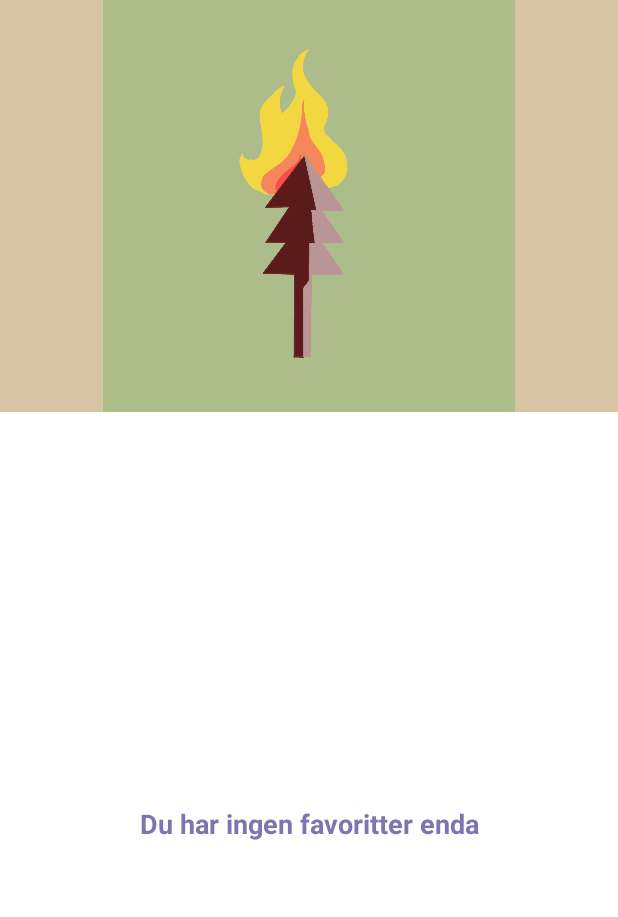
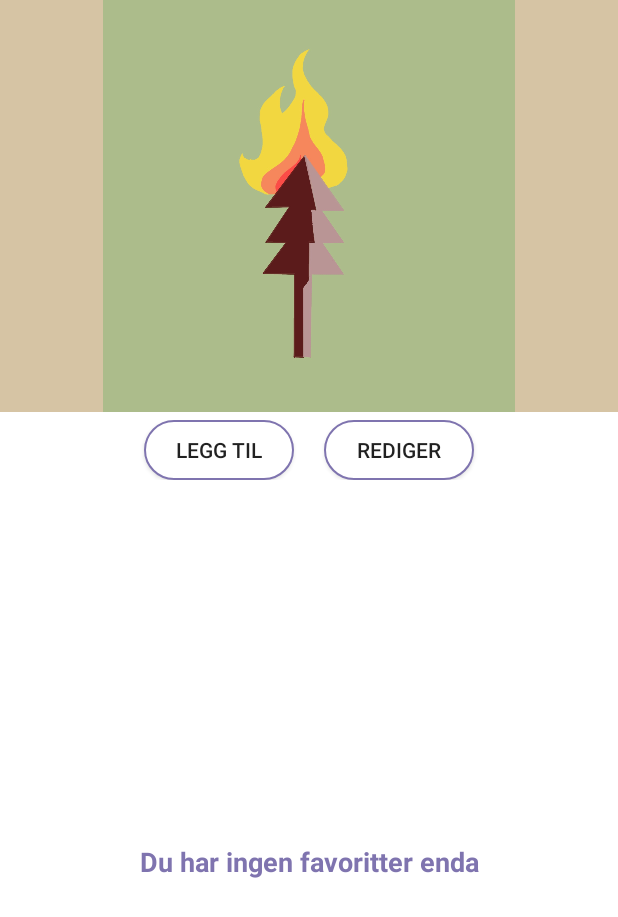
Before and after one commit to AlaaSami-ux/Brannvett, an Android app: the fragment FavoritesFragment shown on its own in the app's theme, on a phone screen of 412 x 824 dp. Shown: the top 917 px of the screen. Run offline under Robolectric (Android 15) with nearby library versions, the phone set to English and light mode, and no system bars.

Commit message:
Fikset kræsjen som Ding fant løsning på. Yey Ding! fikset en del med favoritter-siden, noen knapper som enda ikke har noen funksjon, men de er plassert der og finnes osv

```diff
--- a/app/src/main/res/drawable/roundedbtn.xml
+++ b/app/src/main/res/drawable/roundedbtn.xml
@@ -10,8 +10,8 @@
     </stroke>
     <solid android:color="#FFFFFF"/> <!-- this one is ths color of the Rounded Button -->
     <corners
-        android:bottomRightRadius="10dp"
-        android:bottomLeftRadius="10dp"
-        android:topLeftRadius="10dp"
-        android:topRightRadius="10dp"/>
+        android:bottomRightRadius="20dp"
+        android:bottomLeftRadius="20dp"
+        android:topLeftRadius="20dp"
+        android:topRightRadius="20dp"/>
 </shape>
--- a/app/src/main/res/layout/element.xml
+++ b/app/src/main/res/layout/element.xml
@@ -10,7 +10,6 @@
         android:id="@+id/cardView"
         android:layout_width="match_parent"
         android:layout_height="100dp"
-        android:layout_gravity="center"
         app:cardElevation="4dp"
         app:cardUseCompatPadding="true"
         android:layout_centerInParent="true">
@@ -18,6 +17,7 @@
         <LinearLayout
             android:layout_width="match_parent"
             android:layout_height="wrap_content"
+            android:layout_gravity="center"
             android:orientation="horizontal"
             android:weightSum="5">
 
--- a/app/src/main/res/layout/fragment_favorites.xml
+++ b/app/src/main/res/layout/fragment_favorites.xml
@@ -18,11 +18,12 @@
             android:layout_height="0dp"
             android:layout_weight="2"
             android:orientation="vertical">
+
             <ImageView
                 android:id="@+id/imageView"
-                android:layout_weight="2"
                 android:layout_width="match_parent"
                 android:layout_height="0dp"
+                android:layout_weight="2"
                 android:background="#FFFFFF"
                 android:backgroundTint="#D6C4A4"
                 app:srcCompat="@drawable/hot_blond_lady_" />
@@ -34,15 +35,39 @@
             android:layout_weight="4"
             android:orientation="vertical">
 
+            <LinearLayout
+                android:layout_width="match_parent"
+                android:layout_height="40dp"
+                android:gravity="center"
+                android:layout_marginBottom="5dp"
+                android:layout_marginTop="5dp"
+                android:orientation="horizontal">
+                <Button
+                    android:layout_width="100dp"
+                    android:layout_height="wrap_content"
+                    android:background="@drawable/roundedbtn"
+                    android:layout_gravity="center_vertical"
+                    android:layout_marginEnd="10dp"
+                    android:text="Legg til" />
+
+                <Button
+                    android:layout_width="100dp"
+                    android:layout_height="wrap_content"
+                    android:background="@drawable/roundedbtn"
+                    android:layout_gravity="center_vertical"
+                    android:layout_marginStart="10dp"
+                    android:text="Rediger" />
+            </LinearLayout>
+
             <TextView
                 android:id="@+id/no_favorites"
                 android:layout_width="match_parent"
                 android:layout_height="match_parent"
                 android:gravity="center"
+                android:text="Du har ingen favoritter enda"
                 android:textColor="@color/purpleColor"
-                android:text="Du har ingen favoritter enda"
-                android:textStyle="bold"
-                android:textSize="18sp"/>
+                android:textSize="18sp"
+                android:textStyle="bold" />
 
             <androidx.recyclerview.widget.RecyclerView
                 android:id="@+id/my_recycler_view"
```
Also changed, not shown: app/src/main/java/com/example/forestfire/view/MapsActivity.kt (+0 -116 lines), app/src/main/res/layout/fragment_maps.xml (+2 -7 lines).
